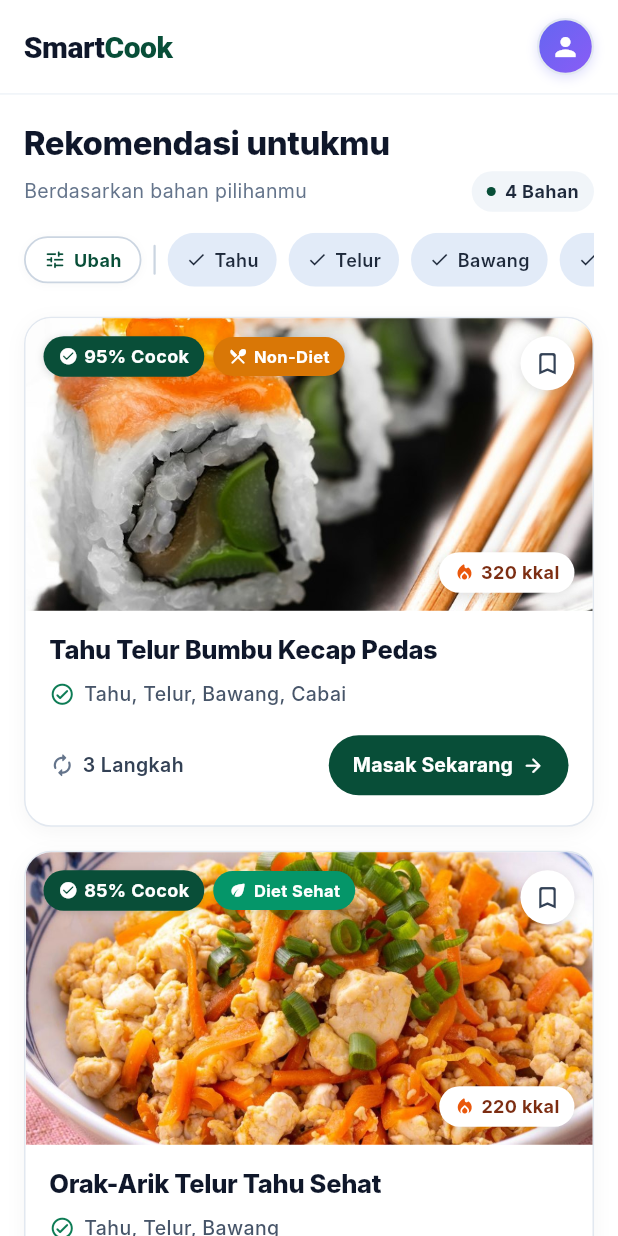
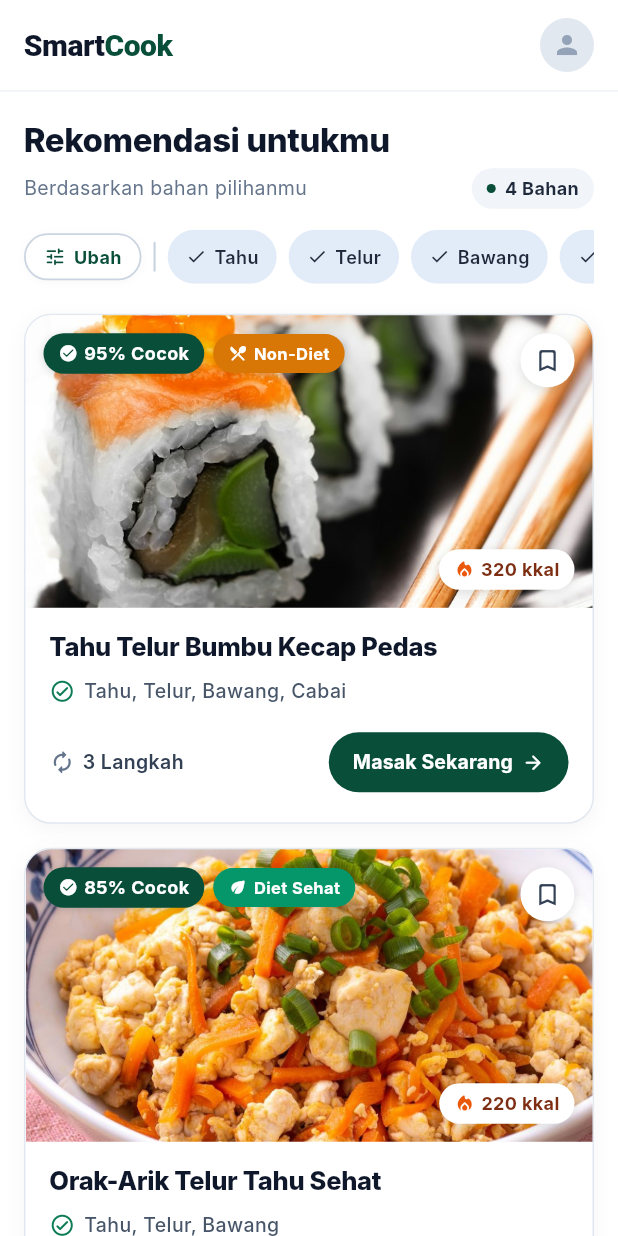
Before and after one commit to Adi-Luhung/PBL-SmartCook, a Flutter app: the RecommendationPage screen opened directly, on a phone screen of 412 x 824 dp. Run offline on Flutter 3.47's test engine with Material 3 defaults, Android fonts, the phone set to English and light mode, and no system bars; our stand-ins replace image_picker, shared_preferences; accounts and stored records are empty; network calls fail; Roboto replaces fonts that are missing (Inter).

Commit message:
feat: add profile photo feature

```diff
--- /dev/null
+++ b/lib/core/services/profile_photo_service.dart
@@ -0,0 +1,33 @@
+import 'package:flutter/foundation.dart';
+import 'package:shared_preferences/shared_preferences.dart';
+
+class ProfilePhotoService extends ChangeNotifier {
+  ProfilePhotoService._();
+  static final ProfilePhotoService instance = ProfilePhotoService._();
+
+  static const String _key = 'profile_photo_path';
+
+  String? _photoPath;
+
+  String? get photoPath => _photoPath;
+
+  Future<void> load() async {
+    final prefs = await SharedPreferences.getInstance();
+    _photoPath = prefs.getString(_key);
+    notifyListeners();
+  }
+
+  Future<void> updatePhoto(String path) async {
+    _photoPath = path;
+    final prefs = await SharedPreferences.getInstance();
+    await prefs.setString(_key, path);
+    notifyListeners();
+  }
+
+  Future<void> clearPhoto() async {
+    _photoPath = null;
+    final prefs = await SharedPreferences.getInstance();
+    await prefs.remove(_key);
+    notifyListeners();
+  }
+}
--- /dev/null
+++ b/lib/core/widgets/profile_avatar.dart
@@ -0,0 +1,41 @@
+import 'dart:io';
+
+import 'package:flutter/material.dart';
+
+import '../services/profile_photo_service.dart';
+
+class ProfileAvatar extends StatelessWidget {
+  const ProfileAvatar({
+    super.key,
+    this.radius = 18,
+    this.iconSize = 20,
+  });
+
+  final double radius;
+  final double iconSize;
+
+  @override
+  Widget build(BuildContext context) {
+    return ListenableBuilder(
+      listenable: ProfilePhotoService.instance,
+      builder: (context, _) {
+        final path = ProfilePhotoService.instance.photoPath;
+        if (path != null && File(path).existsSync()) {
+          return CircleAvatar(
+            radius: radius,
+            backgroundImage: FileImage(File(path)),
+          );
+        }
+        return CircleAvatar(
+          radius: radius,
+          backgroundColor: const Color(0xFFE2E8F0),
+          child: Icon(
+            Icons.person,
+            color: const Color(0xFF94A3B8),
+            size: iconSize,
+          ),
+        );
+      },
+    );
+  }
+}
--- a/lib/main.dart
+++ b/lib/main.dart
@@ -1,9 +1,12 @@
 import 'package:flutter/material.dart';
 
+import 'core/services/profile_photo_service.dart';
 import 'core/theme/app_theme.dart';
 import 'presentation/auth/auth_page.dart';
 
-void main() {
+void main() async {
+  WidgetsFlutterBinding.ensureInitialized();
+  await ProfilePhotoService.instance.load();
   runApp(const SmartCookApp());
 }
 
@@ -17,7 +20,6 @@ class SmartCookApp extends StatelessWidget {
       debugShowCheckedModeBanner: false,
       theme: AppTheme.light,
       home: const AuthPage(),
-
     );
   }
 }
--- a/lib/presentation/recommendation/recommendation_page.dart
+++ b/lib/presentation/recommendation/recommendation_page.dart
@@ -1,6 +1,7 @@
 import 'package:flutter/material.dart';
 
 import '../../core/theme/app_text_styles.dart';
+import '../../core/widgets/profile_avatar.dart';
 import '../profile/profile_page.dart';
 import 'widgets/recommendation_card.dart';
 
@@ -301,35 +302,9 @@ class _RecommendationPageState extends State<RecommendationPage> {
           InkWell(
             onTap: _openProfile,
             borderRadius: BorderRadius.circular(20),
-            child: Tooltip(
+            child: const Tooltip(
               message: 'Profil',
-              child: Container(
-                width: 38,
-                height: 38,
-                decoration: BoxDecoration(
-                  shape: BoxShape.circle,
-                  gradient: const LinearGradient(
-                    colors: [Color(0xFF6366F1), Color(0xFF8B5CF6)],
-                    begin: Alignment.topLeft,
-                    end: Alignment.bottomRight,
-                  ),
-                  border: Border.all(color: const Color(0xFFE2E8F0), width: 1.5),
-                  boxShadow: [
-                    BoxShadow(
-                      color: const Color(0xFF6366F1).withValues(alpha: 0.2),
-                      blurRadius: 6,
-                      offset: const Offset(0, 2),
-                    ),
-                  ],
-                ),
-                child: const Center(
-                  child: Icon(
-                    Icons.person,
-                    color: Colors.white,
-                    size: 20,
-                  ),
-                ),
-              ),
+              child: ProfileAvatar(radius: 18, iconSize: 20),
             ),
           ),
         ],
```
Also changed, not shown: lib/presentation/explore/eksplorasi_page.dart (+3 -31 lines), lib/presentation/home/beranda_page.dart (+3 -30 lines), lib/presentation/profile/profile_page.dart (+91 -18 lines).
